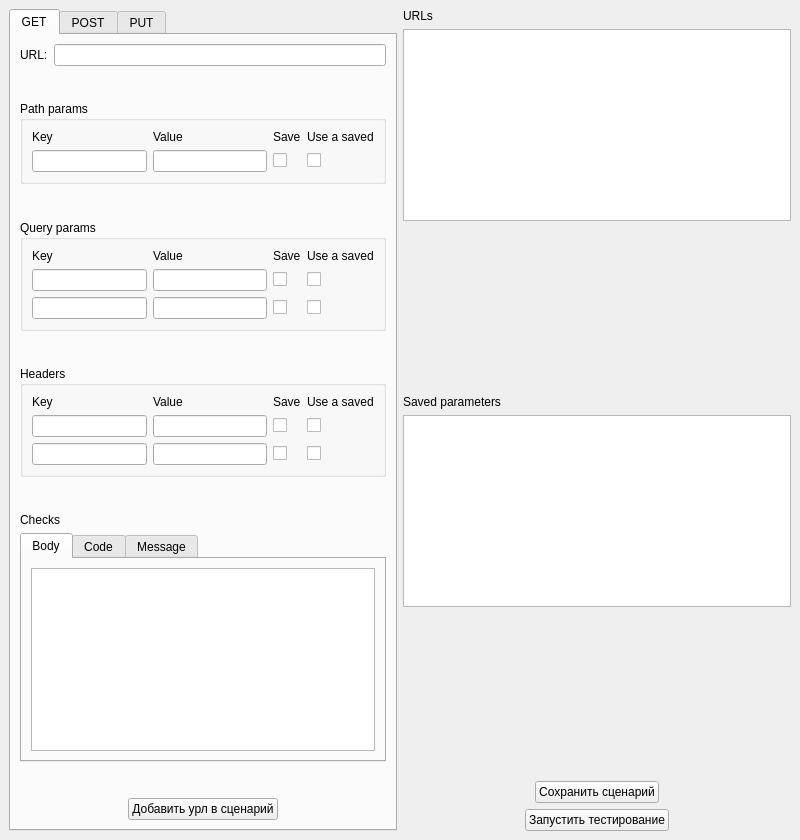
First picture: the form in design/ui/query.ui, repository kaidalena/App_for_testing, before the edit.
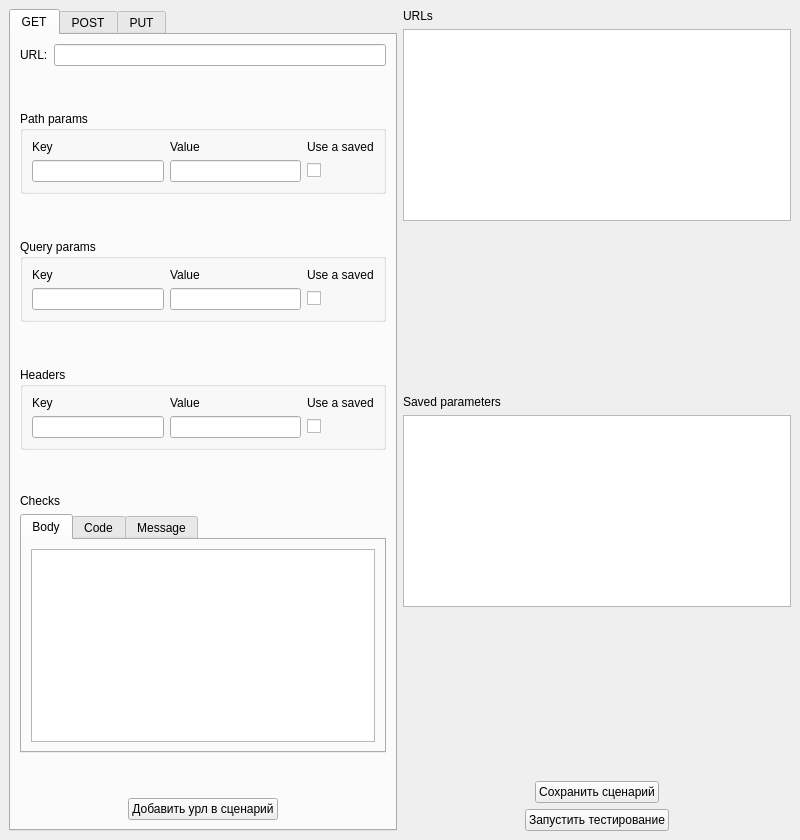
Second picture: the form after the edit.

Diff of the .ui file:
```diff
--- a/design/ui/query.ui
+++ b/design/ui/query.ui
@@ -58,6 +58,13 @@
            <string>Path params</string>
           </property>
           <layout class="QGridLayout" name="gridLayout_3">
+           <item row="0" column="2">
+            <widget class="QLabel" name="label_16">
+             <property name="text">
+              <string>Use a saved</string>
+             </property>
+            </widget>
+           </item>
            <item row="1" column="0">
             <widget class="QLineEdit" name="lineEdit"/>
            </item>
@@ -68,16 +75,6 @@
              </property>
             </widget>
            </item>
-           <item row="1" column="3">
-            <widget class="QCheckBox" name="checkBox_10">
-             <property name="text">
-              <string/>
-             </property>
-            </widget>
-           </item>
-           <item row="1" column="1">
-            <widget class="QLineEdit" name="lineEdit_6"/>
-           </item>
            <item row="0" column="0">
             <widget class="QLabel" name="label_13">
              <property name="text">
@@ -85,6 +82,9 @@
              </property>
             </widget>
            </item>
+           <item row="1" column="1">
+            <widget class="QLineEdit" name="pp_val_1_lineEdit"/>
+           </item>
            <item row="0" column="1">
             <widget class="QLabel" name="label_14">
              <property name="text">
@@ -92,20 +92,6 @@
              </property>
             </widget>
            </item>
-           <item row="0" column="2">
-            <widget class="QLabel" name="label_15">
-             <property name="text">
-              <string>Save</string>
-             </property>
-            </widget>
-           </item>
-           <item row="0" column="3">
-            <widget class="QLabel" name="label_16">
-             <property name="text">
-              <string>Use a saved</string>
-             </property>
-            </widget>
-           </item>
           </layout>
          </widget>
         </item>
@@ -128,38 +114,18 @@
            <string>Query params</string>
           </property>
           <layout class="QGridLayout" name="gridLayout">
-           <item row="1" column="3">
-            <widget class="QCheckBox" name="checkBox_2">
-             <property name="text">
-              <string/>
-             </property>
-            </widget>
-           </item>
-           <item row="1" column="2">
-            <widget class="QCheckBox" name="checkBox">
-             <property name="text">
-              <string/>
-             </property>
-            </widget>
-           </item>
            <item row="1" column="0">
-            <widget class="QLineEdit" name="lineEdit_2"/>
+            <widget class="QLineEdit" name="qp_key_1_lineEdit"/>
+           </item>
+           <item row="1" column="2">
+            <widget class="QCheckBox" name="qp_1_checkBox">
+             <property name="text">
+              <string/>
+             </property>
+            </widget>
            </item>
            <item row="1" column="1">
-            <widget class="QLineEdit" name="lineEdit_3"/>
-           </item>
-           <item row="3" column="0">
-            <widget class="QLineEdit" name="lineEdit_4"/>
-           </item>
-           <item row="3" column="1">
-            <widget class="QLineEdit" name="lineEdit_5"/>
-           </item>
-           <item row="0" column="2">
-            <widget class="QLabel" name="label_5">
-             <property name="text">
-              <string>Save</string>
-             </property>
-            </widget>
+            <widget class="QLineEdit" name="qp_val_1_lineEdit"/>
            </item>
            <item row="0" column="1">
             <widget class="QLabel" name="label_4">
@@ -168,20 +134,6 @@
              </property>
             </widget>
            </item>
-           <item row="3" column="2">
-            <widget class="QCheckBox" name="checkBox_4">
-             <property name="text">
-              <string/>
-             </property>
-            </widget>
-           </item>
-           <item row="3" column="3">
-            <widget class="QCheckBox" name="checkBox_3">
-             <property name="text">
-              <string/>
-             </property>
-            </widget>
-           </item>
            <item row="0" column="0">
             <widget class="QLabel" name="label_3">
              <property name="text">
@@ -189,7 +141,7 @@
              </property>
             </widget>
            </item>
-           <item row="0" column="3">
+           <item row="0" column="2">
             <widget class="QLabel" name="label_6">
              <property name="text">
               <string>Use a saved</string>
@@ -218,13 +170,16 @@
            <string>Headers</string>
           </property>
           <layout class="QGridLayout" name="gridLayout_2">
-           <item row="0" column="3">
+           <item row="0" column="2">
             <widget class="QLabel" name="label_9">
              <property name="text">
               <string>Use a saved</string>
              </property>
             </widget>
            </item>
+           <item row="1" column="0">
+            <widget class="QLineEdit" name="h_key_1_lineEdit"/>
+           </item>
            <item row="0" column="0">
             <widget class="QLabel" name="label_2">
              <property name="text">
@@ -232,15 +187,8 @@
              </property>
             </widget>
            </item>
-           <item row="1" column="0">
-            <widget class="QLineEdit" name="lineEdit_8"/>
-           </item>
-           <item row="0" column="2">
-            <widget class="QLabel" name="label_8">
-             <property name="text">
-              <string>Save</string>
-             </property>
-            </widget>
+           <item row="1" column="1">
+            <widget class="QLineEdit" name="h_val_1_lineEdit"/>
            </item>
            <item row="0" column="1">
             <widget class="QLabel" name="label_7">
@@ -249,38 +197,8 @@
              </property>
             </widget>
            </item>
-           <item row="1" column="1">
-            <widget class="QLineEdit" name="lineEdit_9"/>
-           </item>
-           <item row="2" column="0">
-            <widget class="QLineEdit" name="lineEdit_12"/>
-           </item>
-           <item row="2" column="1">
-            <widget class="QLineEdit" name="lineEdit_13"/>
-           </item>
            <item row="1" column="2">
-            <widget class="QCheckBox" name="checkBox_5">
-             <property name="text">
-              <string/>
-             </property>
-            </widget>
-           </item>
-           <item row="1" column="3">
-            <widget class="QCheckBox" name="checkBox_6">
-             <property name="text">
-              <string/>
-             </property>
-            </widget>
-           </item>
-           <item row="2" column="2">
-            <widget class="QCheckBox" name="checkBox_7">
-             <property name="text">
-              <string/>
-             </property>
-            </widget>
-           </item>
-           <item row="2" column="3">
-            <widget class="QCheckBox" name="checkBox_8">
+            <widget class="QCheckBox" name="h_1_checkBox">
              <property name="text">
               <string/>
              </property>
```
Left out of the diff: 10 changed lines with no effect on the pictures.
